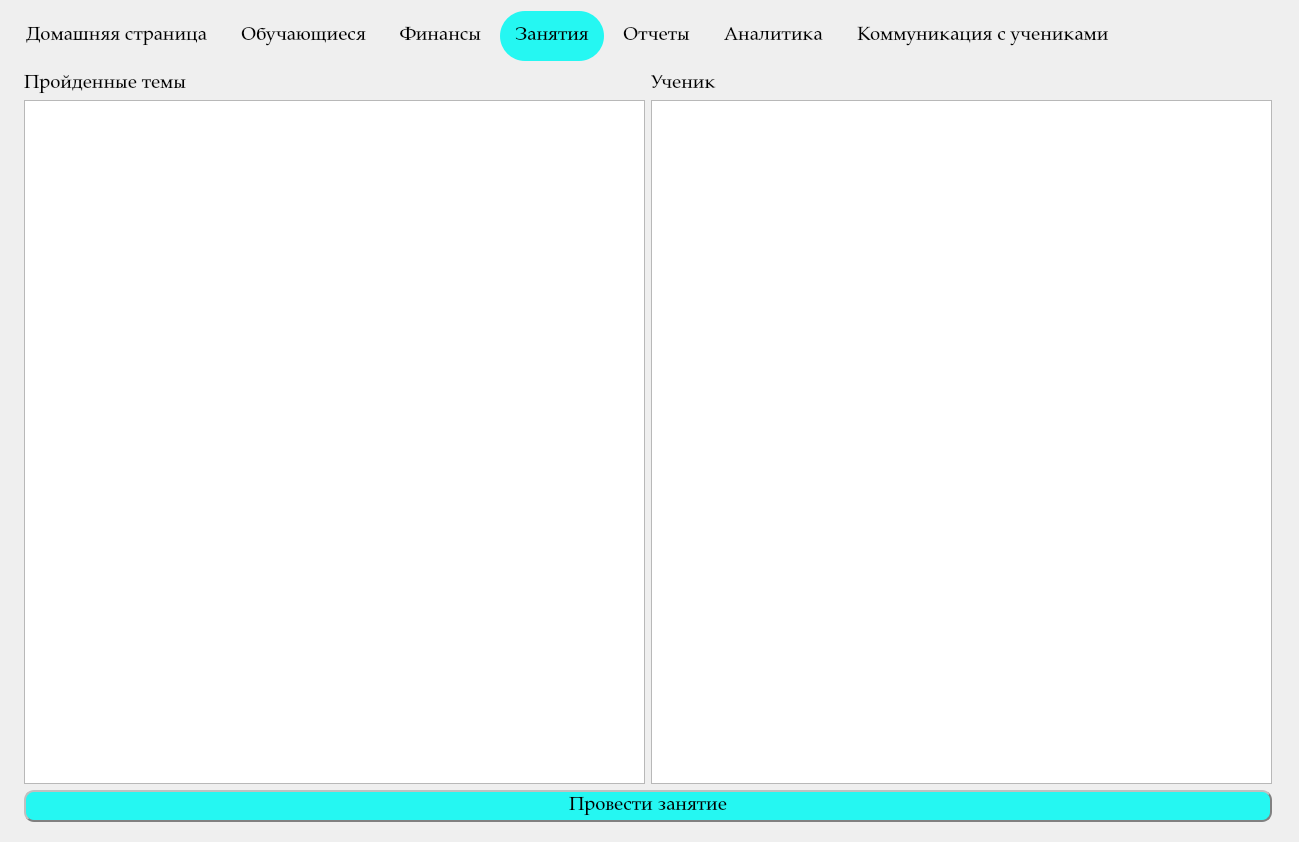
This is Interface/Draft/New_view.ui in BackDad/Diploma_GB as Qt 5 draws it before an edit. The edited form follows.
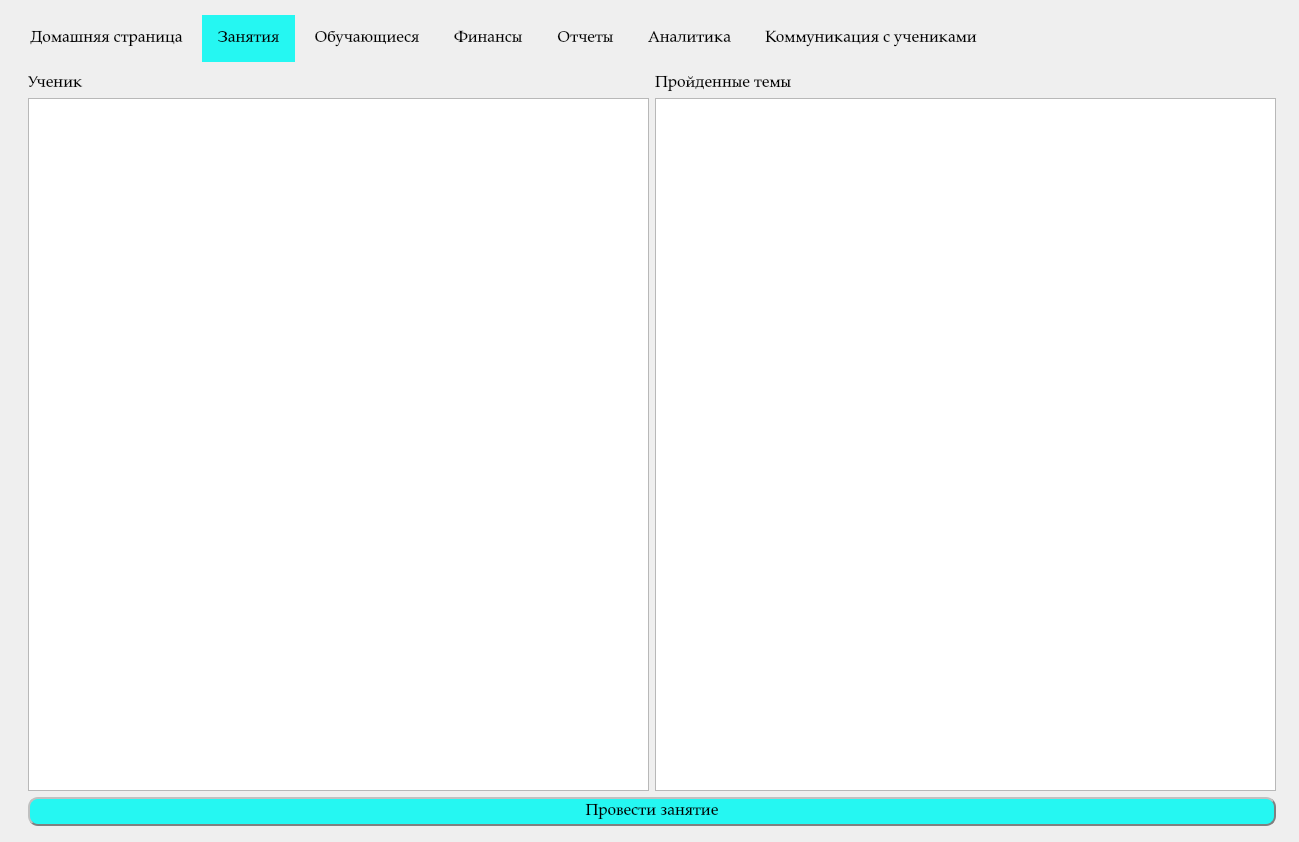
This is the edited form. The open tabs and pages were chosen to show the change.

Commit message: смена дизайна

The edit to the form file:
```diff
--- a/Interface/Draft/New_view.ui
+++ b/Interface/Draft/New_view.ui
@@ -77,7 +77,7 @@
   <property name="font">
    <font>
     <family>Palatino Linotype</family>
-    <pointsize>14</pointsize>
+    <pointsize>12</pointsize>
     <weight>50</weight>
     <italic>false</italic>
     <bold>false</bold>
@@ -98,9 +98,15 @@
   <property name="inputMethodHints">
    <set>Qt::ImhNone</set>
   </property>
-  <layout class="QFormLayout" name="formLayout">
-   <item row="0" column="0">
     <widget class="QTabWidget" name="tabWidget">
+   <property name="geometry">
+    <rect>
+     <x>15</x>
+     <y>15</y>
+     <width>1274</width>
+     <height>824</height>
+    </rect>
+   </property>
      <property name="sizePolicy">
       <sizepolicy hsizetype="Preferred" vsizetype="Preferred">
        <horstretch>0</horstretch>
@@ -116,7 +122,7 @@
      <property name="font">
       <font>
        <family>Palatino Linotype</family>
-       <pointsize>14</pointsize>
+     <pointsize>12</pointsize>
        <weight>50</weight>
        <italic>false</italic>
        <bold>false</bold>
@@ -256,6 +262,121 @@
        </property>
       </widget>
      </widget>
+   <widget class="QWidget" name="tab_7">
+    <attribute name="title">
+     <string>Занятия</string>
+    </attribute>
+    <layout class="QGridLayout" name="gridLayout_5">
+     <item row="0" column="1">
+      <layout class="QHBoxLayout" name="horizontalLayout">
+       <item>
+        <layout class="QGridLayout" name="gridLayout_3">
+         <item row="1" column="1">
+          <widget class="QTableView" name="tableView_3">
+           <property name="font">
+            <font>
+             <family>Palatino Linotype</family>
+             <pointsize>12</pointsize>
+             <weight>50</weight>
+             <italic>false</italic>
+             <bold>false</bold>
+            </font>
+           </property>
+           <property name="sortingEnabled">
+            <bool>true</bool>
+           </property>
+          </widget>
+         </item>
+         <item row="0" column="1">
+          <widget class="QLabel" name="label_6">
+           <property name="font">
+            <font>
+             <family>Palatino Linotype</family>
+             <pointsize>12</pointsize>
+             <weight>50</weight>
+             <italic>false</italic>
+             <bold>false</bold>
+            </font>
+           </property>
+           <property name="text">
+            <string>Пройденные темы</string>
+           </property>
+          </widget>
+         </item>
+         <item row="1" column="0">
+          <widget class="QTableView" name="tableView_4">
+           <property name="font">
+            <font>
+             <family>Palatino Linotype</family>
+             <pointsize>12</pointsize>
+             <weight>50</weight>
+             <italic>false</italic>
+             <bold>false</bold>
+            </font>
+           </property>
+           <property name="sortingEnabled">
+            <bool>true</bool>
+           </property>
+          </widget>
+         </item>
+         <item row="0" column="0">
+          <widget class="QLabel" name="label_3">
+           <property name="font">
+            <font>
+             <family>Palatino Linotype</family>
+             <pointsize>12</pointsize>
+             <weight>50</weight>
+             <italic>false</italic>
+             <bold>false</bold>
+            </font>
+           </property>
+           <property name="text">
+            <string>Ученик</string>
+           </property>
+          </widget>
+         </item>
+        </layout>
+       </item>
+      </layout>
+     </item>
+     <item row="1" column="1">
+      <widget class="QPushButton" name="Show_Student_Active">
+       <property name="font">
+        <font>
+         <family>Palatino Linotype</family>
+         <pointsize>12</pointsize>
+         <weight>50</weight>
+         <italic>false</italic>
+         <bold>false</bold>
+        </font>
+       </property>
+       <property name="styleSheet">
+        <string notr="true">
+QPushButton {
+    border-style: outset;
+    border-width: 2px;
+    border-color: gray;
+    padding: 4px;
+
+        background-color: #25F7F2;
+	border-radius: 10px;
+
+
+}
+
+QPushButton:pressed {
+    border-style: inset;
+     background-color: #25F7A2;
+}
+</string>
+       </property>
+       <property name="text">
+        <string>Провести занятие</string>
+       </property>
+      </widget>
+     </item>
+    </layout>
+   </widget>
      <widget class="QWidget" name="tab_4">
       <attribute name="title">
        <string>Обучающиеся</string>
@@ -568,92 +689,6 @@
        </item>
       </layout>
      </widget>
-     <widget class="QWidget" name="tab_7">
-      <attribute name="title">
-       <string>Занятия</string>
-      </attribute>
-      <layout class="QGridLayout" name="gridLayout_5">
-       <item row="0" column="1">
-        <layout class="QHBoxLayout" name="horizontalLayout">
-         <item>
-          <layout class="QGridLayout" name="gridLayout_3">
-           <item row="1" column="3">
-            <widget class="QTableView" name="tableView_4"/>
-           </item>
-           <item row="0" column="3">
-            <widget class="QLabel" name="label_3">
-             <property name="font">
-              <font>
-               <family>Palatino Linotype</family>
-               <pointsize>14</pointsize>
-              </font>
-             </property>
-             <property name="text">
-              <string>Ученик</string>
-             </property>
-            </widget>
-           </item>
-           <item row="1" column="0">
-            <widget class="QTableView" name="tableView_3"/>
-           </item>
-           <item row="0" column="0">
-            <widget class="QLabel" name="label_6">
-             <property name="font">
-              <font>
-               <family>Palatino Linotype</family>
-               <pointsize>14</pointsize>
-               <weight>50</weight>
-               <italic>false</italic>
-               <bold>false</bold>
-              </font>
-             </property>
-             <property name="text">
-              <string>Пройденные темы</string>
-             </property>
-            </widget>
-           </item>
-          </layout>
-         </item>
-        </layout>
-       </item>
-       <item row="1" column="1">
-        <widget class="QPushButton" name="Show_Student_Active">
-         <property name="font">
-          <font>
-           <family>Palatino Linotype</family>
-           <pointsize>14</pointsize>
-           <weight>50</weight>
-           <italic>false</italic>
-           <bold>false</bold>
-          </font>
-         </property>
-         <property name="styleSheet">
-          <string notr="true">
-QPushButton {
-    border-style: outset;
-    border-width: 2px;
-    border-color: gray;
-    padding: 4px;
-
-        background-color: #25F7F2;
-	border-radius: 10px;
-
-
-}
-
-QPushButton:pressed {
-    border-style: inset;
-     background-color: #25F7A2;
-}
-</string>
-         </property>
-         <property name="text">
-          <string>Провести занятие</string>
-         </property>
-        </widget>
-       </item>
-      </layout>
-     </widget>
      <widget class="QWidget" name="tab_9">
       <attribute name="title">
        <string>Отчеты</string>
@@ -715,8 +750,6 @@
       </attribute>
      </widget>
     </widget>
-   </item>
-  </layout>
  </widget>
  <resources/>
  <connections/>
```
Left out of the diff: 28 changed lines with no effect on the pictures. Lines whose indentation alone changed are shown as unchanged.
